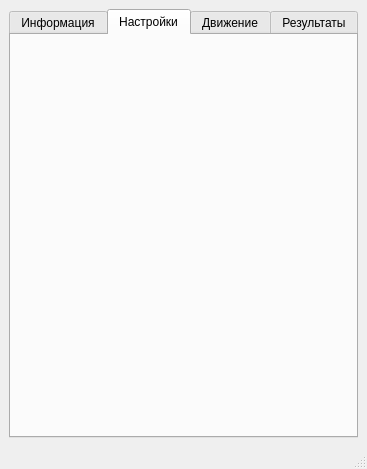
Old version of the form rotor_ui.ui in the repository BuslaySt/Rotor.
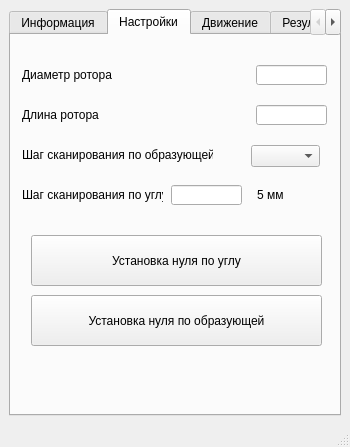
New version of the form. The open tabs and pages were chosen to show the change. Icons and pictures are not drawn.

Diff of the .ui file:
```diff
--- a/rotor_ui.ui
+++ b/rotor_ui.ui
@@ -6,17 +6,29 @@
    <rect>
     <x>0</x>
     <y>0</y>
-    <width>367</width>
-    <height>469</height>
+    <width>350</width>
+    <height>447</height>
    </rect>
   </property>
   <property name="windowTitle">
    <string>MainWindow</string>
   </property>
   <widget class="QWidget" name="centralwidget">
+   <property name="minimumSize">
+    <size>
+     <width>350</width>
+     <height>0</height>
+    </size>
+   </property>
    <layout class="QHBoxLayout" name="horizontalLayout">
     <item>
      <widget class="QTabWidget" name="tabWidget">
+      <property name="sizePolicy">
+       <sizepolicy hsizetype="Expanding" vsizetype="Expanding">
+        <horstretch>0</horstretch>
+        <verstretch>5</verstretch>
+       </sizepolicy>
+      </property>
       <property name="currentIndex">
        <number>1</number>
       </property>
@@ -148,6 +160,146 @@
        <attribute name="title">
         <string>Настройки</string>
        </attribute>
+       <widget class="QLabel" name="tab2_lbl1_RotorDiam">
+        <property name="geometry">
+         <rect>
+          <x>11</x>
+          <y>17</y>
+          <width>201</width>
+          <height>46</height>
+         </rect>
+        </property>
+        <property name="text">
+         <string>Диаметр ротора</string>
+        </property>
+       </widget>
+       <widget class="QLineEdit" name="tab2_lEd1_RotorDiam">
+        <property name="geometry">
+         <rect>
+          <x>245</x>
+          <y>30</y>
+          <width>71</width>
+          <height>20</height>
+         </rect>
+        </property>
+       </widget>
+       <widget class="QLabel" name="tab2_lbl2_RotorLen">
+        <property name="geometry">
+         <rect>
+          <x>11</x>
+          <y>57</y>
+          <width>231</width>
+          <height>46</height>
+         </rect>
+        </property>
+        <property name="text">
+         <string>Длина ротора</string>
+        </property>
+       </widget>
+       <widget class="QLineEdit" name="tab2_lEd2_RotorLen">
+        <property name="geometry">
+         <rect>
+          <x>245</x>
+          <y>70</y>
+          <width>71</width>
+          <height>20</height>
+         </rect>
+        </property>
+       </widget>
+       <widget class="QLabel" name="tab2_lbl3_ScanStepGeneratrix">
+        <property name="geometry">
+         <rect>
+          <x>11</x>
+          <y>97</y>
+          <width>191</width>
+          <height>46</height>
+         </rect>
+        </property>
+        <property name="text">
+         <string>Шаг сканирования по образующей</string>
+        </property>
+       </widget>
+       <widget class="QLabel" name="tab2_lbl4_ScanStepAngle">
+        <property name="geometry">
+         <rect>
+          <x>11</x>
+          <y>137</y>
+          <width>141</width>
+          <height>46</height>
+         </rect>
+        </property>
+        <property name="text">
+         <string>Шаг сканирования по углу</string>
+        </property>
+       </widget>
+       <widget class="QLineEdit" name="tab2_lEd3_ScanStepAngle">
+        <property name="geometry">
+         <rect>
+          <x>160</x>
+          <y>150</y>
+          <width>71</width>
+          <height>20</height>
+         </rect>
+        </property>
+       </widget>
+       <widget class="QComboBox" name="tab2_cBox_ScanStepGeneratrix">
+        <property name="geometry">
+         <rect>
+          <x>240</x>
+          <y>110</y>
+          <width>69</width>
+          <height>22</height>
+         </rect>
+        </property>
+        <property name="currentText">
+         <string notr="true"/>
+        </property>
+        <property name="maxVisibleItems">
+         <number>3</number>
+        </property>
+       </widget>
+       <widget class="QLabel" name="tab2_lbl5_ScanStepMM">
+        <property name="geometry">
+         <rect>
+          <x>246</x>
+          <y>150</y>
+          <width>61</width>
+          <height>20</height>
+         </rect>
+        </property>
+        <property name="text">
+         <string>5 мм</string>
+        </property>
+        <property name="alignment">
+         <set>Qt::AlignLeading|Qt::AlignLeft|Qt::AlignVCenter</set>
+        </property>
+       </widget>
+       <widget class="QPushButton" name="tab2_pBtn_ZeroSetupAngle">
+        <property name="geometry">
+         <rect>
+          <x>20</x>
+          <y>200</y>
+          <width>291</width>
+          <height>51</height>
+         </rect>
+        </property>
+        <property name="text">
+         <string>Установка нуля по углу</string>
+        </property>
+       </widget>
+       <widget class="QPushButton" name="tab2_pBtn_ZeroSetupGeneratrix">
+        <property name="geometry">
+         <rect>
+          <x>20</x>
+          <y>260</y>
+          <width>291</width>
+          <height>51</height>
+         </rect>
+        </property>
+        <property name="text">
+         <string>Установка нуля по образующей</string>
+        </property>
+       </widget>
       </widget>
       <widget class="QWidget" name="tab_3_move">
        <attribute name="title">
```
Left out of the diff: 48 changed lines with no effect on the pictures.
